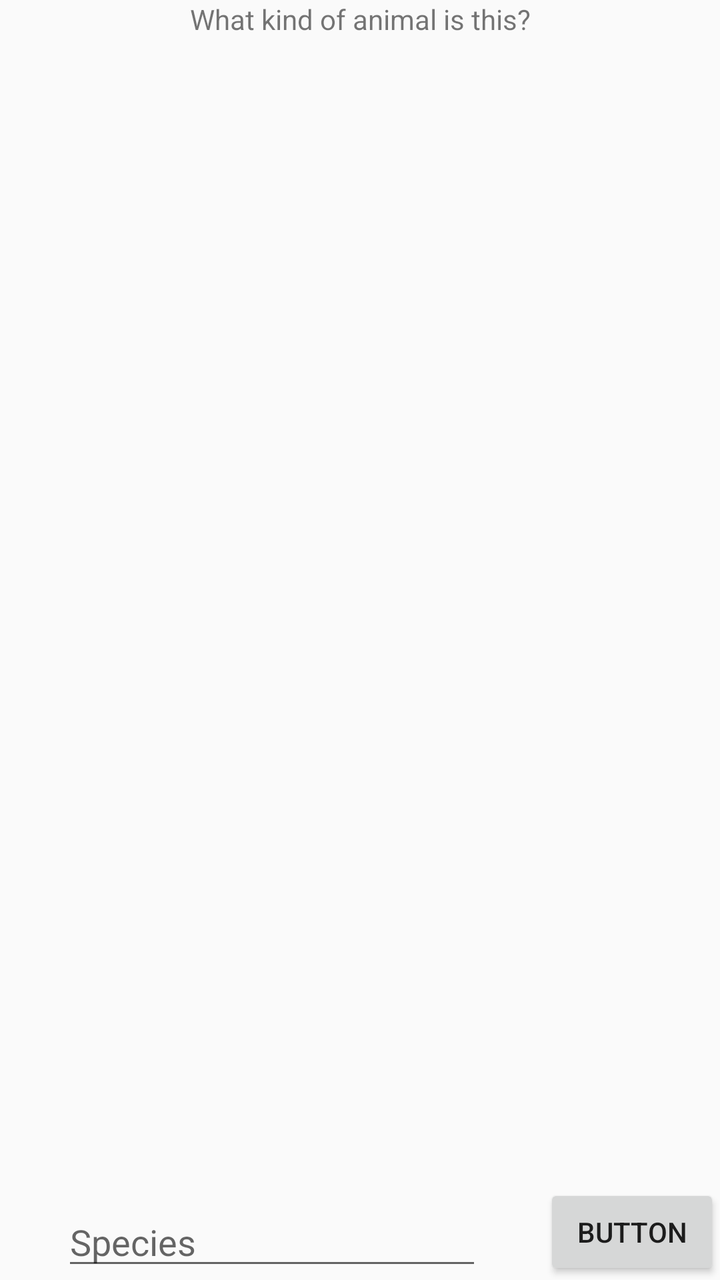
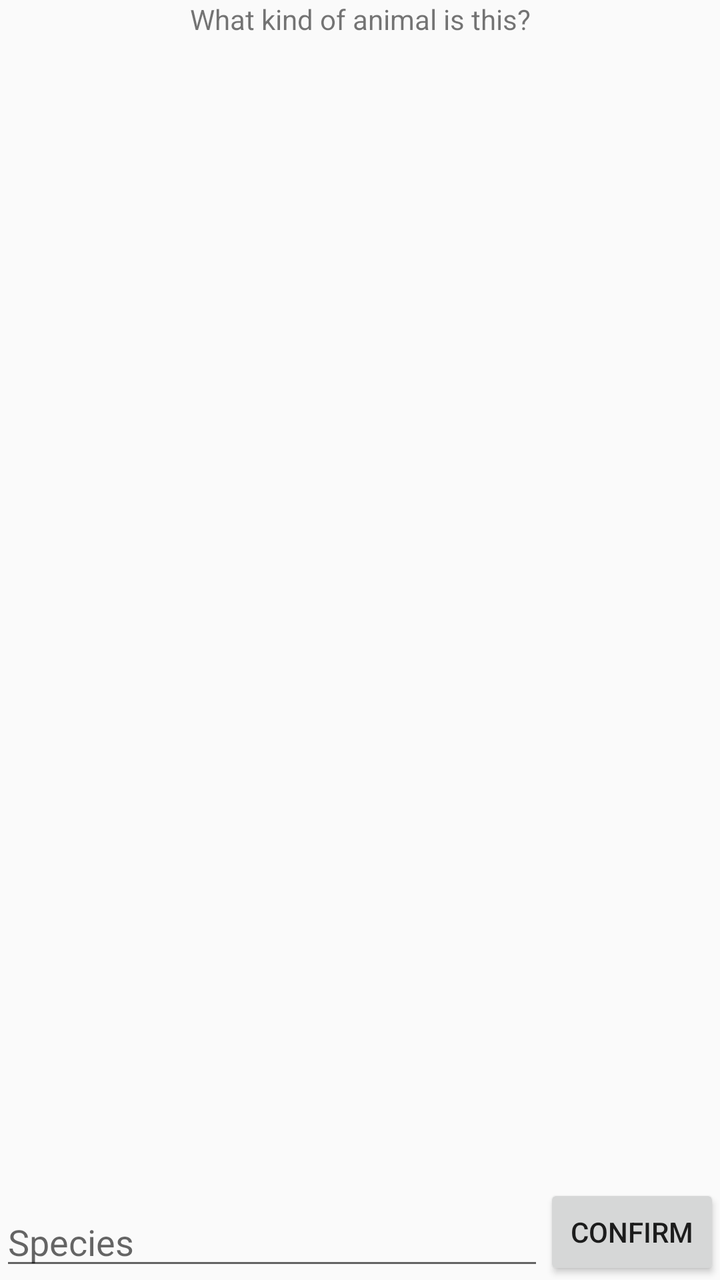

Two renders of the same Android screen: before a commit and after it. Below are the layout's source before the change and the commit's diff.
<!-- AndroidManifest.xml: application theme AppTheme -->
<!-- res/layout/activity_main.xml -->
<?xml version="1.0" encoding="utf-8"?>
<androidx.constraintlayout.widget.ConstraintLayout xmlns:android="http://schemas.android.com/apk/res/android"
    xmlns:app="http://schemas.android.com/apk/res-auto"
    xmlns:tools="http://schemas.android.com/tools"
    android:layout_width="match_parent"
    android:layout_height="match_parent"
    tools:context=".MainActivity">

    <TextView
        android:id="@+id/textView"
        android:layout_width="wrap_content"
        android:layout_height="wrap_content"
        android:text="@string/animal_label"
        app:layout_constraintEnd_toEndOf="parent"
        app:layout_constraintStart_toStartOf="parent"
        app:layout_constraintTop_toTopOf="parent" />

    <ImageView
        android:id="@+id/imageView"
        android:layout_width="wrap_content"
        android:layout_height="wrap_content"
        app:layout_constraintBottom_toTopOf="@+id/etAnswer"
        app:layout_constraintEnd_toEndOf="parent"
        app:layout_constraintStart_toStartOf="parent"
        app:layout_constraintTop_toBottomOf="@+id/textView"
        app:srcCompat="@drawable/image1" />

    <EditText
        android:id="@+id/etAnswer"
        android:layout_width="wrap_content"
        android:layout_height="wrap_content"
        android:ems="10"
        android:hint="@string/answer_hint"
        android:inputType="textPersonName"
        app:layout_constraintBottom_toBottomOf="parent"
        app:layout_constraintEnd_toStartOf="@+id/btnConfirm"
        app:layout_constraintStart_toStartOf="parent" />

    <Button
        android:id="@+id/btnConfirm"
        android:layout_width="wrap_content"
        android:layout_height="wrap_content"
        android:text="Button"
        app:layout_constraintBottom_toBottomOf="parent"
        app:layout_constraintEnd_toEndOf="parent" />
</androidx.constraintlayout.widget.ConstraintLayout>
<!-- resources referenced by this layout -->
<resources>
  <!-- drawable image1: png bitmap (drawable, 61267 bytes) -->
  <string name="animal_label">What kind of animal is this?</string>
  <string name="answer_hint">Species</string>
  <style name="AppTheme" parent="Theme.AppCompat.Light.DarkActionBar">
          
          <item name="colorPrimary">@color/colorPrimary</item>
          <item name="colorPrimaryDark">@color/colorPrimaryDark</item>
          <item name="colorAccent">@color/colorAccent</item>
      </style>
  <color name="colorPrimary">#6200EE</color>
  <color name="colorPrimaryDark">#3700B3</color>
  <color name="colorAccent">#03DAC5</color>
</resources>

<!-- the commit's change to res/layout/activity_main.xml (unified diff, before → after) -->
@@ -27,7 +27,7 @@
 
     <EditText
         android:id="@+id/etAnswer"
-        android:layout_width="wrap_content"
+        android:layout_width="0dp"
         android:layout_height="wrap_content"
         android:ems="10"
         android:hint="@string/answer_hint"
@@ -40,7 +40,7 @@
         android:id="@+id/btnConfirm"
         android:layout_width="wrap_content"
         android:layout_height="wrap_content"
-        android:text="Button"
+        android:text="@string/btn_text"
         app:layout_constraintBottom_toBottomOf="parent"
         app:layout_constraintEnd_toEndOf="parent" />
 </androidx.constraintlayout.widget.ConstraintLayout>
<!-- resource entries referenced after the edit -->
@@ -3,6 +3,7 @@
   <!-- drawable image1: png bitmap (drawable, 61267 bytes) -->
   <string name="animal_label">What kind of animal is this?</string>
   <string name="answer_hint">Species</string>
+  <string name="btn_text">Confirm</string>
   <style name="AppTheme" parent="Theme.AppCompat.Light.DarkActionBar">
           
           <item name="colorPrimary">@color/colorPrimary</item>
